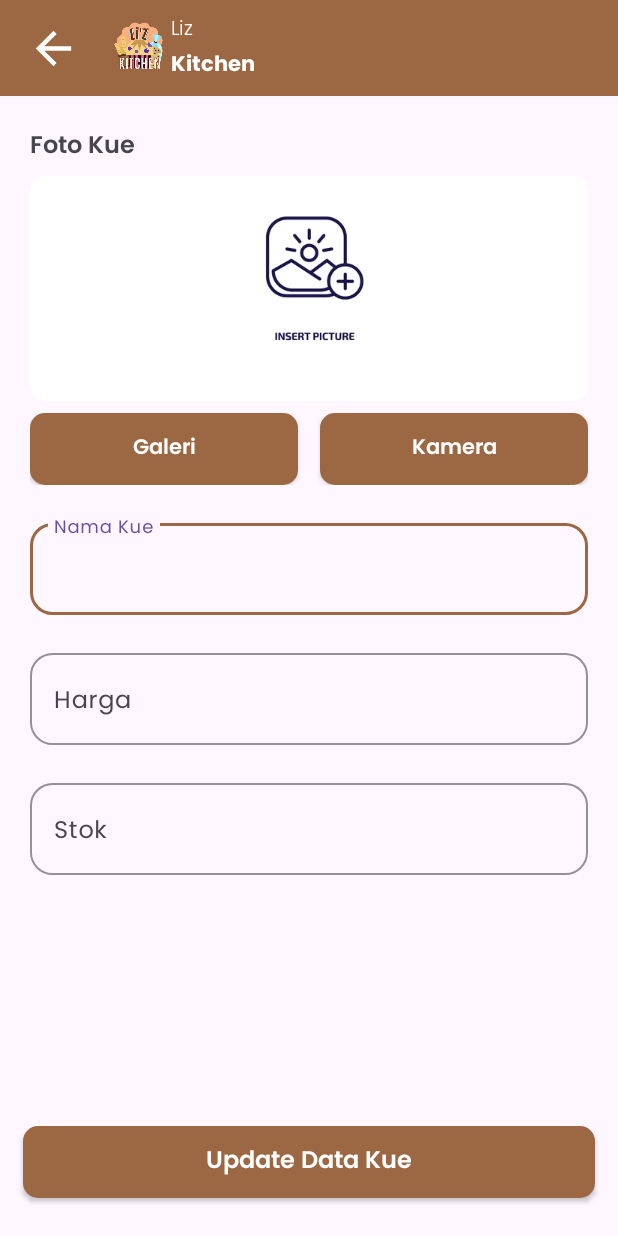
After one commit to RizkyFirman00/Liz_Kitchen, an Android app: the AdminAddActivity screen opened directly, with no data from a screen before it, on a phone screen of 412 x 824 dp. The commit adds this screen. Run offline under Robolectric (Android 15) with nearby library versions, the phone set to English and light mode, and no system bars; our stand-ins replace Firebase (no records; nobody signed in at launch, a user with empty details on screens opened directly).

Commit message:
+ admin, set theme

```diff
--- /dev/null
+++ b/app/src/main/java/com/dissy/lizkitchen/ui/admin/AdminAddActivity.kt
@@ -0,0 +1,19 @@
+package com.dissy.lizkitchen.ui.admin
+
+import androidx.appcompat.app.AppCompatActivity
+import android.os.Bundle
+import com.dissy.lizkitchen.R
+import com.dissy.lizkitchen.databinding.ActivityAdminAddBinding
+import com.dissy.lizkitchen.databinding.ActivityLoginBinding
+import com.google.firebase.firestore.ktx.firestore
+import com.google.firebase.ktx.Firebase
+
+class AdminAddActivity : AppCompatActivity() {
+    private val db = Firebase.firestore
+    private val cakeCollection = db.collection("cakes")
+    private val binding by lazy { ActivityAdminAddBinding.inflate(layoutInflater) }
+    override fun onCreate(savedInstanceState: Bundle?) {
+        super.onCreate(savedInstanceState)
+        setContentView(binding.root)
+    }
+}
--- /dev/null
+++ b/app/src/main/res/drawable/baseline_add_24_white.xml
@@ -0,0 +1,5 @@
+<vector android:height="24dp" android:tint="#FFFFFF"
+    android:viewportHeight="24" android:viewportWidth="24"
+    android:width="24dp" xmlns:android="http://schemas.android.com/apk/res/android">
+    <path android:fillColor="@android:color/white" android:pathData="M19,13h-6v6h-2v-6H5v-2h6V5h2v6h6v2z"/>
+</vector>
--- /dev/null
+++ b/app/src/main/res/drawable/shape_button_brown_rec.xml
@@ -0,0 +1,5 @@
+<?xml version="1.0" encoding="utf-8"?>
+<shape xmlns:android="http://schemas.android.com/apk/res/android"
+    android:shape="rectangle">
+    <solid android:color="@color/brown_old"/>
+</shape>
--- /dev/null
+++ b/app/src/main/res/drawable/shape_button_circle_brown.xml
@@ -0,0 +1,6 @@
+<?xml version="1.0" encoding="utf-8"?>
+<shape xmlns:android="http://schemas.android.com/apk/res/android"
+    android:shape="oval">
+    <corners android:radius="10dp" />
+    <solid android:color="@color/brown_old"/>
+</shape>
--- /dev/null
+++ b/app/src/main/res/layout/activity_admin_add.xml
@@ -0,0 +1,227 @@
+<?xml version="1.0" encoding="utf-8"?>
+<androidx.constraintlayout.widget.ConstraintLayout xmlns:android="http://schemas.android.com/apk/res/android"
+    xmlns:app="http://schemas.android.com/apk/res-auto"
+    xmlns:tools="http://schemas.android.com/tools"
+    android:layout_width="match_parent"
+    android:layout_height="match_parent"
+    tools:context=".ui.admin.AdminAddActivity">
+
+    <com.google.android.material.appbar.AppBarLayout
+        android:id="@+id/topAppBar2"
+        android:layout_width="match_parent"
+        android:layout_height="0dp"
+        android:elevation="0dp"
+        app:layout_constraintEnd_toEndOf="parent"
+        app:layout_constraintStart_toStartOf="parent"
+        app:layout_constraintTop_toTopOf="parent">
+
+        <com.google.android.material.appbar.MaterialToolbar
+            android:id="@+id/topAppBar"
+            android:layout_width="match_parent"
+            android:layout_height="?attr/actionBarSize"
+            android:background="@color/brown_old"
+            android:elevation="0dp" />
+    </com.google.android.material.appbar.AppBarLayout>
+
+    <LinearLayout
+        android:id="@+id/logo"
+        android:layout_width="wrap_content"
+        android:layout_height="wrap_content"
+        android:layout_marginStart="15dp"
+        android:clickable="true"
+        android:orientation="horizontal"
+        app:layout_constraintBottom_toBottomOf="@id/topAppBar2"
+        app:layout_constraintStart_toStartOf="@id/topAppBar2"
+        app:layout_constraintTop_toTopOf="@id/topAppBar2">
+
+        <androidx.appcompat.widget.AppCompatImageButton
+            android:id="@+id/btn_toHome"
+            android:layout_width="40dp"
+            android:layout_height="40dp"
+            android:layout_gravity="center"
+            android:layout_marginEnd="15dp"
+            android:background="@color/brown_old"
+            android:src="@drawable/baseline_arrow_back_24_white" />
+
+        <ImageView
+            android:layout_width="43dp"
+            android:layout_height="43dp"
+            android:layout_gravity="center"
+            android:src="@drawable/logo" />
+
+        <LinearLayout
+            android:layout_width="wrap_content"
+            android:layout_height="wrap_content"
+            android:layout_gravity="center"
+            android:orientation="vertical">
+
+            <TextView
+                android:layout_width="wrap_content"
+                android:layout_height="wrap_content"
+                android:fontFamily="@font/poppins_light"
+                android:text="Liz"
+                android:textColor="@color/white"
+                android:textSize="13sp" />
+
+            <TextView
+                android:layout_width="wrap_content"
+                android:layout_height="wrap_content"
+                android:fontFamily="@font/poppins_bold"
+                android:text="Kitchen"
+                android:textColor="@color/white"
+                android:textSize="14sp" />
+        </LinearLayout>
+
+    </LinearLayout>
+
+    <LinearLayout
+        android:layout_width="match_parent"
+        android:layout_height="0dp"
+        android:orientation="vertical"
+        android:padding="20dp"
+        app:layout_constraintBottom_toBottomOf="parent"
+        app:layout_constraintStart_toStartOf="parent"
+        app:layout_constraintTop_toBottomOf="@+id/topAppBar2">
+
+        <TextView
+            android:layout_width="match_parent"
+            android:layout_height="wrap_content"
+            android:layout_marginBottom="5dp"
+            android:fontFamily="@font/poppins_semibold"
+            android:text="Foto Kue"
+            android:textSize="16sp" />
+
+        <androidx.cardview.widget.CardView
+            android:layout_width="match_parent"
+            android:layout_height="wrap_content"
+            android:layout_marginBottom="8dp"
+            app:cardCornerRadius="10dp">
+            <androidx.appcompat.widget.AppCompatImageView
+                android:layout_width="match_parent"
+                android:layout_height="150dp"
+                android:src="@drawable/null_image"/>
+        </androidx.cardview.widget.CardView>
+
+        <LinearLayout
+            android:layout_width="match_parent"
+            android:layout_height="wrap_content"
+            android:gravity="center_horizontal"
+            android:orientation="horizontal">
+
+            <androidx.appcompat.widget.AppCompatButton
+                android:layout_width="match_parent"
+                android:layout_height="wrap_content"
+                android:background="@drawable/shape_button_brown"
+                android:fontFamily="@font/poppins_semibold"
+                android:text="Galeri"
+                android:layout_marginEnd="7dp"
+                android:textAllCaps="false"
+                android:layout_weight="1"
+                android:textColor="@color/white"
+                android:textSize="14sp" />
+
+            <androidx.appcompat.widget.AppCompatButton
+                android:layout_width="match_parent"
+                android:layout_height="wrap_content"
+                android:layout_weight="1"
+                android:layout_marginStart="7dp"
+                android:background="@drawable/shape_button_brown"
+                android:fontFamily="@font/poppins_semibold"
+                android:text="Kamera"
+                android:textAllCaps="false"
+                android:textColor="@color/white"
+                android:textSize="14sp" />
+
+        </LinearLayout>
+
+        <com.google.android.material.textfield.TextInputLayout
+            android:layout_width="match_parent"
+            android:layout_height="wrap_content"
+            android:layout_marginTop="20dp"
+            android:fontFamily="@font/poppins_regular"
+            android:hint="Nama Kue"
+            android:textSize="16sp"
+            app:boxCornerRadiusBottomEnd="15dp"
+            app:boxCornerRadiusBottomStart="15dp"
+            app:boxCornerRadiusTopEnd="15dp"
+            app:boxCornerRadiusTopStart="15dp"
+            app:boxStrokeColor="@color/brown_old"
+            app:endIconMode="clear_text">
+
+            <com.google.android.material.textfield.TextInputEditText
+                android:id="@+id/et_namaKue"
+                android:layout_width="match_parent"
+                android:layout_height="wrap_content"
+                android:fontFamily="@font/poppins_regular" />
+
+        </com.google.android.material.textfield.TextInputLayout>
+
+        <com.google.android.material.textfield.TextInputLayout
+            android:layout_width="match_parent"
+            android:layout_height="wrap_content"
+            android:layout_marginTop="20dp"
+            android:fontFamily="@font/poppins_regular"
+            android:hint="Harga"
+            android:textSize="16sp"
+            app:boxCornerRadiusBottomEnd="15dp"
+            app:boxCornerRadiusBottomStart="15dp"
+            app:boxCornerRadiusTopEnd="15dp"
+            app:boxCornerRadiusTopStart="15dp"
+            app:boxStrokeColor="@color/brown_old"
+            app:endIconMode="clear_text">
+
+            <com.google.android.material.textfield.TextInputEditText
+                android:id="@+id/et_harga"
+                android:layout_width="match_parent"
+                android:layout_height="wrap_content"
+                android:fontFamily="@font/poppins_regular"
+                android:inputType="textPassword" />
+
+        </com.google.android.material.textfield.TextInputLayout>
+
+        <com.google.android.material.textfield.TextInputLayout
+            android:layout_width="match_parent"
+            android:layout_height="wrap_content"
+            android:layout_marginTop="20dp"
+            android:fontFamily="@font/poppins_regular"
+            android:hint="Stok"
+            android:textSize="16sp"
+            app:boxCornerRadiusBottomEnd="15dp"
+            app:boxCornerRadiusBottomStart="15dp"
+            app:boxCornerRadiusTopEnd="15dp"
+            app:boxCornerRadiusTopStart="15dp"
+            app:boxStrokeColor="@color/brown_old"
+            app:endIconMode="clear_text">
+
+            <com.google.android.material.textfield.TextInputEditText
+                android:id="@+id/et_stok"
+                android:layout_width="match_parent"
+                android:layout_height="wrap_content"
+                android:fontFamily="@font/poppins_regular"
+                android:inputType="textPassword" />
+
+        </com.google.android.material.textfield.TextInputLayout>
+
+    </LinearLayout>
+
+    <androidx.appcompat.widget.AppCompatButton
+        android:id="@+id/btn_updateData"
+        style="@style/Button_Style_Brown"
+        android:layout_width="match_parent"
+        android:layout_height="wrap_content"
+        android:layout_gravity="center"
+        android:layout_marginHorizontal="15dp"
+        android:layout_marginBottom="25dp"
+        android:fontFamily="@font/poppins_semibold"
+        android:paddingVertical="10dp"
+        android:text="Update Data Kue"
+        android:textAlignment="center"
+        android:textAllCaps="false"
+        android:textColor="@color/white"
+        android:textSize="16sp"
+        app:layout_constraintBottom_toBottomOf="parent"
+        app:layout_constraintEnd_toEndOf="parent"
+        app:layout_constraintStart_toStartOf="parent"
+        tools:ignore="RtlCompat" />
+
+</androidx.constraintlayout.widget.ConstraintLayout>
--- a/app/src/main/res/values-night/themes.xml
+++ b/app/src/main/res/values-night/themes.xml
@@ -1,6 +1,6 @@
 <resources xmlns:tools="http://schemas.android.com/tools">
     <!-- Base application theme. -->
-    <style name="Base.Theme.LizKitchen" parent="Theme.Material3.DayNight.NoActionBar">
+    <style name="Base.Theme.LizKitchen" parent="Theme.Material3.Light.NoActionBar">
         <!-- Customize your dark theme here. -->
         <!-- <item name="colorPrimary">@color/my_dark_primary</item> -->
     </style>
--- a/app/src/main/res/values/themes.xml
+++ b/app/src/main/res/values/themes.xml
@@ -1,6 +1,6 @@
 <resources xmlns:tools="http://schemas.android.com/tools">
     <!-- Base application theme. -->
-    <style name="Base.Theme.LizKitchen" parent="Theme.Material3.DayNight.NoActionBar">
+    <style name="Base.Theme.LizKitchen" parent="Theme.Material3.Light.NoActionBar">
         <item name="android:statusBarColor">@color/brown_old</item>
     </style>
 
```
Also changed, not shown: app/src/main/AndroidManifest.xml (+12 -4 lines), app/src/main/java/com/dissy/lizkitchen/ui/admin/AdminActivity.kt (added, +40 -0 lines), app/src/main/res/layout/activity_admin.xml (added, +109 -0 lines), app/src/main/res/layout/rv_admin.xml (added, +109 -0 lines), app/src/main/res/drawable/null_image.png (added).
